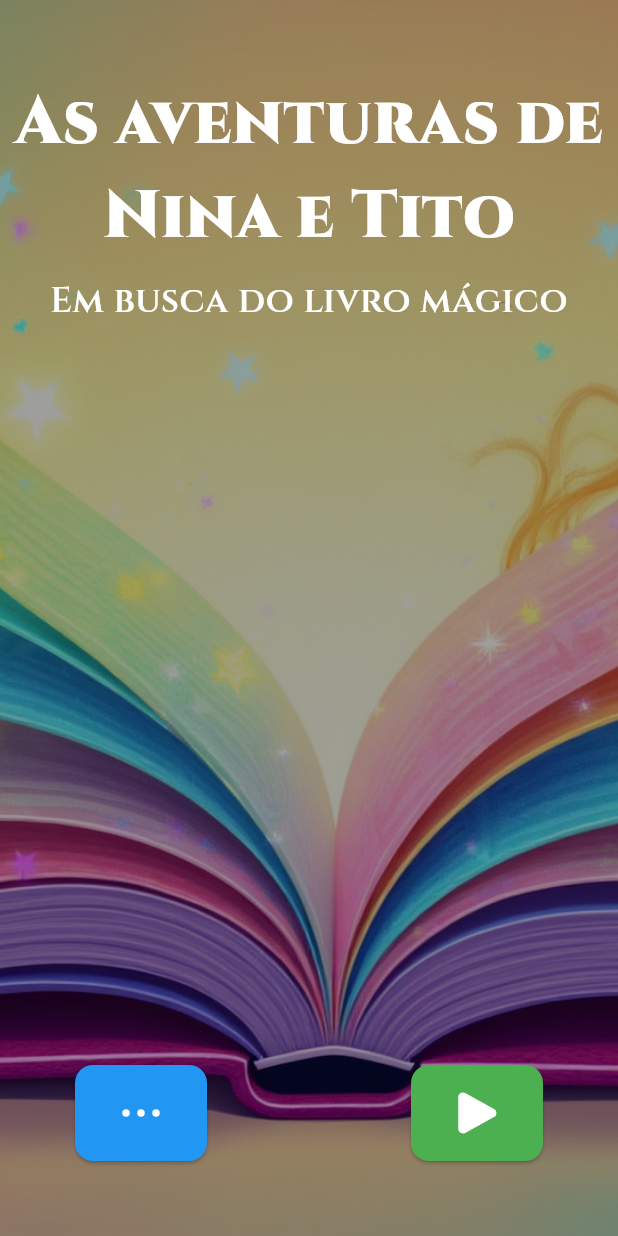
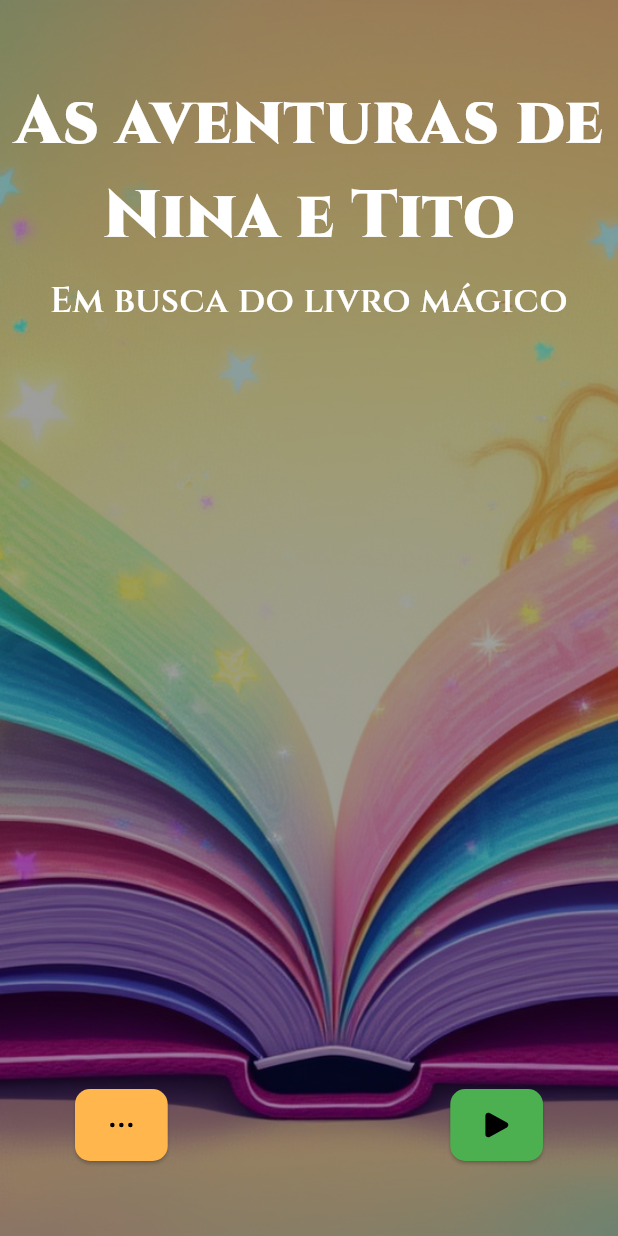
Before and after one commit to jgdlago/nina-tito-magic-book, a Flutter app: the screen it shows after launch, on a phone screen of 412 x 824 dp. Run offline on Flutter 3.47's test engine with Material 3 defaults, Android fonts, the phone set to English and light mode, and no system bars; our stand-ins replace flutter_riverpod, flutter_svg, google_fonts, numberpicker, sqflite; missing offline and left inert: flame; accounts and stored records are empty.

Commit message:
:sparkles: feat(public): Componente para botões de icone

```diff
--- /dev/null
+++ b/lib/presentation/components/custom_icon_button.dart
@@ -0,0 +1,48 @@
+import 'package:flutter/material.dart';
+import 'package:flutter_svg/flutter_svg.dart';
+
+enum IconType { play, more }
+
+class CustomIconButton extends StatelessWidget {
+  final IconType type;
+  final VoidCallback onPressed;
+  final Color color;
+  final bool isDisabled;
+
+  const CustomIconButton({
+    super.key,
+    required this.type,
+    required this.onPressed,
+    required this.color,
+    this.isDisabled = false,
+  });
+
+  String _getIconPath() {
+    switch (type) {
+      case IconType.play:
+        return 'assets/icons/play.svg';
+      case IconType.more:
+        return 'assets/icons/more.svg';
+    }
+  }
+
+  @override
+  Widget build(BuildContext context) {
+    String iconPath = _getIconPath();
+
+    return SizedBox(
+      width: double.infinity,
+      child: ElevatedButton(
+        onPressed: isDisabled ? null : onPressed,
+        style: ElevatedButton.styleFrom(
+          padding: const EdgeInsets.symmetric(vertical: 12),
+          backgroundColor: color,
+          shape: RoundedRectangleBorder(
+            borderRadius: BorderRadius.circular(10),
+          ),
+        ),
+        child: SvgPicture.asset(iconPath),
+      ),
+    );
+  }
+}
--- a/lib/presentation/pages/main_menu.dart
+++ b/lib/presentation/pages/main_menu.dart
@@ -1,16 +1,16 @@
 import 'package:flutter/material.dart';
-import 'package:flutter_svg/flutter_svg.dart';
 import 'package:google_fonts/google_fonts.dart';
 import 'package:nina_tito_magic_book/presentation/pages/user_identity.dart';
+import 'package:nina_tito_magic_book/presentation/components/custom_icon_button.dart';
+import 'package:nina_tito_magic_book/presentation/theme/app_colors.dart';
 
 class MainMenu extends StatelessWidget {
-
-  const MainMenu({
-    super.key
-  });
+  const MainMenu({super.key});
 
   @override
   Widget build(BuildContext context) {
+    final double buttonSize = MediaQuery.of(context).size.width * 0.15;
+
     return Scaffold(
       body: Container(
         decoration: BoxDecoration(
@@ -58,22 +58,13 @@ class MainMenu extends StatelessWidget {
             Align(
               alignment: Alignment.bottomLeft,
               child: Padding(
-                padding: const EdgeInsets.all(50.0),
-                child: ElevatedButton(
-                  onPressed: getSettingsScreen,
-                  style: ElevatedButton.styleFrom(
-                    backgroundColor: Colors.blue,
-                    foregroundColor: Colors.white,
-                    padding: const EdgeInsets.symmetric(horizontal: 24, vertical: 12),
-                    shape: RoundedRectangleBorder(
-                      borderRadius: BorderRadius.circular(12),
-                    ),
-                  ),
-                  child: SvgPicture.asset(
-                    'assets/icons/more.svg',
-                    width: 40,
-                    height: 40,
-                    colorFilter: ColorFilter.mode(Colors.white, BlendMode.srcIn),
+                padding: const EdgeInsets.only(left: 50.0, bottom: 50.0),
+                child: SizedBox(
+                  width: buttonSize,
+                  child: CustomIconButton(
+                    type: IconType.more,
+                    onPressed: getSettingsScreen,
+                    color: AppColors.warningAmber,
                   ),
                 ),
               ),
@@ -81,27 +72,13 @@ class MainMenu extends StatelessWidget {
             Align(
               alignment: Alignment.bottomRight,
               child: Padding(
-                padding: const EdgeInsets.all(50.0),
-                child: ElevatedButton(
-                  onPressed: getGameScreen,
-                  style: ElevatedButton.styleFrom(
-                    backgroundColor: Colors.green,
-                    foregroundColor: Colors.white,
-                    padding: const EdgeInsets.symmetric(horizontal: 24, vertical: 12),
-                    shape: RoundedRectangleBorder(
-                      borderRadius: BorderRadius.circular(12),
-                    ),
-                  ),
-                  child: Row(
-                    mainAxisSize: MainAxisSize.min,
-                    children: [
-                      SvgPicture.asset(
-                        'assets/icons/play.svg',
-                        width: 40,
-                        height: 40,
-                        colorFilter: ColorFilter.mode(Colors.white, BlendMode.srcIn),
-                      ),
-                    ],
+                padding: const EdgeInsets.only(right: 50.0, bottom: 50.0),
+                child: SizedBox(
+                  width: buttonSize,
+                  child: CustomIconButton(
+                    type: IconType.play,
+                    onPressed: getGameScreen,
+                    color: AppColors.confirmationGreen,
                   ),
                 ),
               ),
```
